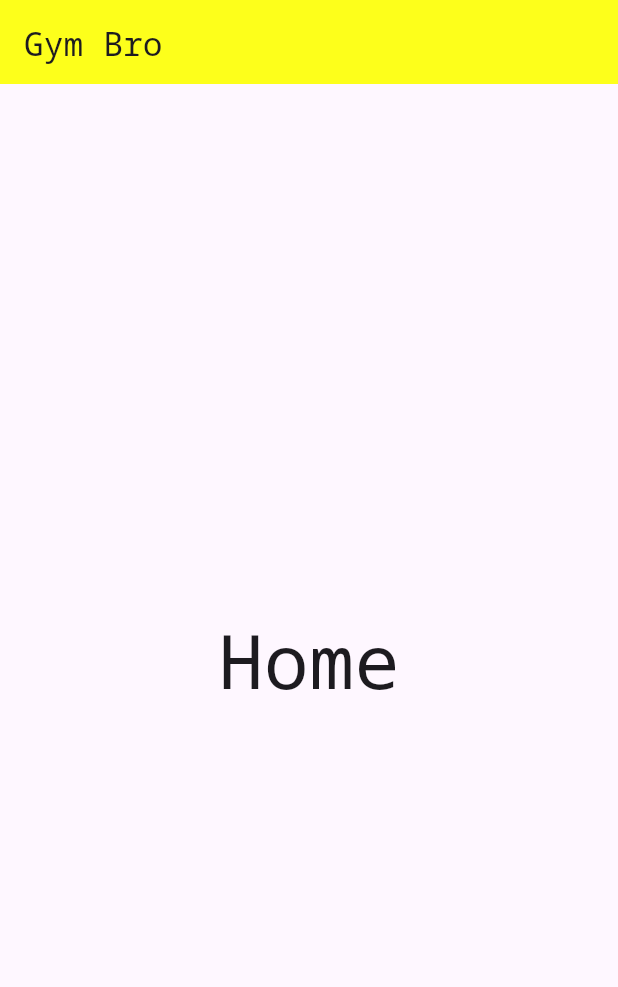
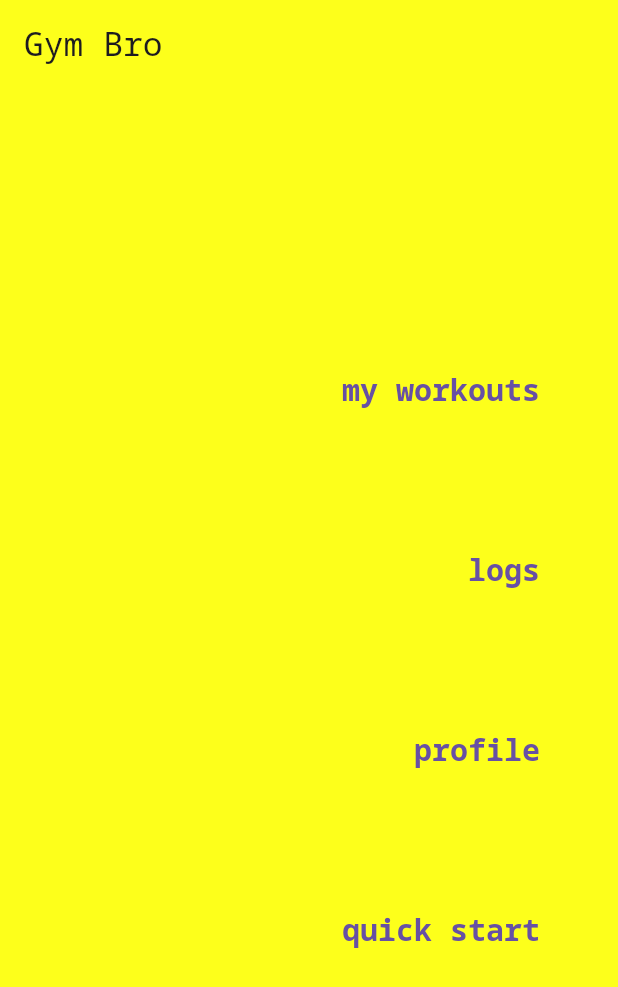
Before and after one commit to ettoma/gym_bro, a Flutter app: the screen it shows after launch, on a phone screen of 412 x 824 dp. Shown: the top 987 px of the screen. Run offline on Flutter 3.47's test engine with Material 3 defaults, Android fonts, the phone set to English and light mode, and no system bars; our stand-ins replace google_fonts.

Commit message:
theme structure + layout draft

```diff
--- a/lib/global/colours.dart
+++ b/lib/global/colours.dart
@@ -1,8 +1,8 @@
 import 'dart:ui';
 
 class ColorPalette {
-  static const Color primaryYellowBG = Color.fromRGBO(253, 255, 27, 1);
-  static const Color primaryBlackText = Color.fromARGB(255, 0, 0, 0);
-  static const Color darkThemeBG = Color.fromRGBO(26, 25, 55, 1);
-  static const Color darkThemeText = Color.fromRGBO(255, 255, 255, 1);
+  static const Color lightBG = Color.fromRGBO(253, 255, 27, 1);
+  static const Color lightText = Color.fromRGBO(255, 0, 0, 0);
+  static const Color darkBG = Color.fromRGBO(26, 25, 55, 1);
+  static const Color darkText = Color.fromRGBO(255, 255, 255, 1);
 }
--- /dev/null
+++ b/lib/global/text.dart
@@ -0,0 +1,13 @@
+class PageNames {
+  static const String myWorkouts = 'my workouts';
+  static const String logs = 'logs';
+  static const String profile = 'profile';
+  static const String quickStart = 'quick start';
+
+  static const List<String> names = [myWorkouts, logs, profile, quickStart];
+}
+
+class ExerciseNames {
+  static const String benchPress = 'bench press';
+  static const String pullUps = 'pull ups';
+}
--- /dev/null
+++ b/lib/global/theme_provider.dart
@@ -0,0 +1,48 @@
+import 'package:flutter/material.dart';
+import 'package:google_fonts/google_fonts.dart';
+
+import 'colours.dart';
+
+class ThemeProvider extends ChangeNotifier {
+  ThemeData lightMode = ThemeData(
+    brightness: Brightness.light,
+    bottomAppBarTheme: const BottomAppBarTheme(
+      color: ColorPalette.lightBG,
+    ),
+    textButtonTheme: TextButtonThemeData(
+        style: ButtonStyle(
+            textStyle: MaterialStateProperty.all<TextStyle>(TextStyle(
+                color: ColorPalette.lightText,
+                fontSize: 20,
+                fontWeight: FontWeight.bold,
+                fontFamily: GoogleFonts.notoSansMono().fontFamily)))),
+    appBarTheme: const AppBarTheme(
+      backgroundColor: ColorPalette.lightBG,
+    ),
+    scaffoldBackgroundColor: ColorPalette.lightBG,
+    fontFamily: GoogleFonts.notoSansMono().fontFamily,
+    primaryColor: ColorPalette.lightText,
+    useMaterial3: true,
+  );
+
+  ThemeData darkMode = ThemeData(
+    bottomAppBarTheme: const BottomAppBarTheme(
+      color: ColorPalette.darkBG,
+    ),
+    appBarTheme: const AppBarTheme(
+      backgroundColor: ColorPalette.darkBG,
+    ),
+    textButtonTheme: TextButtonThemeData(
+        style: ButtonStyle(
+            textStyle: MaterialStateProperty.all<TextStyle>(TextStyle(
+                color: ColorPalette.darkText,
+                fontSize: 20,
+                fontWeight: FontWeight.bold,
+                fontFamily: GoogleFonts.notoSansMono().fontFamily)))),
+    brightness: Brightness.dark,
+    scaffoldBackgroundColor: ColorPalette.darkBG,
+    fontFamily: GoogleFonts.notoSansMono().fontFamily,
+    primaryColor: ColorPalette.darkText,
+    useMaterial3: true,
+  );
+}
--- a/lib/main.dart
+++ b/lib/main.dart
@@ -1,11 +1,12 @@
 import 'package:flutter/material.dart';
-import 'package:google_fonts/google_fonts.dart';
+import 'package:provider/provider.dart';
 
-import 'global/colours.dart';
+import 'global/theme_provider.dart';
 import 'views/home.dart';
 
 void main() {
-  runApp(const MyApp());
+  runApp(ChangeNotifierProvider(
+      create: (context) => ThemeProvider(), child: const MyApp()));
 }
 
 class MyApp extends StatelessWidget {
@@ -16,21 +17,8 @@ class MyApp extends StatelessWidget {
     return MaterialApp(
       debugShowCheckedModeBanner: false,
       title: 'Gym Bro',
-      darkTheme: ThemeData(
-        appBarTheme: AppBarTheme(
-          backgroundColor: ColorPalette.darkThemeBG,
-        ),
-        colorScheme: ColorScheme.fromSwatch(
-          backgroundColor: ColorPalette.primaryYellowBG,
-        ),
-      ),
-      theme: ThemeData(
-        appBarTheme: AppBarTheme(
-          backgroundColor: ColorPalette.primaryYellowBG,
-        ),
-        fontFamily: GoogleFonts.notoSansMono().fontFamily,
-        useMaterial3: true,
-      ),
+      darkTheme: Provider.of<ThemeProvider>(context).darkMode,
+      theme: Provider.of<ThemeProvider>(context).lightMode,
       home: const Home(),
     );
   }
--- a/lib/views/home.dart
+++ b/lib/views/home.dart
@@ -1,7 +1,8 @@
 import 'package:flutter/material.dart';
 import 'package:gym_bro/widgets/app_bar.dart';
 
-import '../global/colours.dart';
+import '../global/text.dart';
+import '../widgets/page_tile.dart';
 
 class Home extends StatefulWidget {
   const Home({super.key});
@@ -11,16 +12,28 @@ class Home extends StatefulWidget {
 }
 
 class _HomeState extends State<Home> {
+  List<String> names = PageNames.names;
+  SliverGridDelegate gridDelegate =
+      const SliverGridDelegateWithFixedCrossAxisCount(
+          crossAxisCount: 1, mainAxisExtent: 120);
   @override
   Widget build(BuildContext context) {
-    return const Scaffold(
-        // backgroundColor: ColorPalette.primaryYellowBG,
-        appBar: NavBar(),
-        body: Center(
-          child: Text(
-            'Home',
-            style: TextStyle(fontSize: 50),
-          ),
-        ));
+    return Scaffold(
+      appBar: const NavBar(),
+      body: Center(
+        child: GridView.builder(
+            itemCount: 4,
+            shrinkWrap: true,
+            gridDelegate: gridDelegate,
+            itemBuilder: (context, index) {
+              return Padding(
+                padding: const EdgeInsets.all(10),
+                child: PageTile(
+                  pageTitle: names[index],
+                ),
+              );
+            }),
+      ),
+    );
   }
 }
--- /dev/null
+++ b/lib/widgets/page_tile.dart
@@ -0,0 +1,48 @@
+import 'package:flutter/material.dart';
+import 'package:gym_bro/views/my_workouts.dart';
+
+import '../global/text.dart';
+
+class PageTile extends StatelessWidget {
+  final String pageTitle;
+  const PageTile({super.key, required this.pageTitle});
+
+  @override
+  Widget build(BuildContext context) {
+    return Container(
+      height: 100,
+      width: 100,
+      margin: const EdgeInsets.all(10),
+      child: TextButton(
+        style: Theme.of(context)
+            .textButtonTheme
+            .style!
+            .copyWith(alignment: Alignment.centerRight),
+        onPressed: () {
+          Navigator.of(context).push(
+              MaterialPageRoute(builder: (context) => _switchPage(pageTitle)));
+        },
+        child: Container(
+            padding: const EdgeInsets.symmetric(horizontal: 20, vertical: 5),
+            child: Text(
+              pageTitle,
+            )),
+      ),
+    );
+  }
+}
+
+Widget _switchPage(String pageTitle) {
+  switch (pageTitle) {
+    case PageNames.myWorkouts:
+      return const MyWorkouts();
+    case PageNames.logs:
+      return const MyWorkouts();
+    case PageNames.profile:
+      return const MyWorkouts();
+    case PageNames.quickStart:
+      return const MyWorkouts();
+    default:
+      return const MyWorkouts();
+  }
+}
--- a/pubspec.yaml
+++ b/pubspec.yaml
@@ -35,7 +35,8 @@ dependencies:
   # The following adds the Cupertino Icons font to your application.
   # Use with the CupertinoIcons class for iOS style icons.
   cupertino_icons: ^1.0.2
-  google_fonts: ^6.1.0
+  google_fonts:
+  provider:
 
 dev_dependencies:
   flutter_test:
```
Also changed, not shown: lib/views/my_workouts.dart (added, +15 -0 lines), lib/widgets/bottom_nav.dart (added, +33 -0 lines), pubspec.lock, 6 other files.
